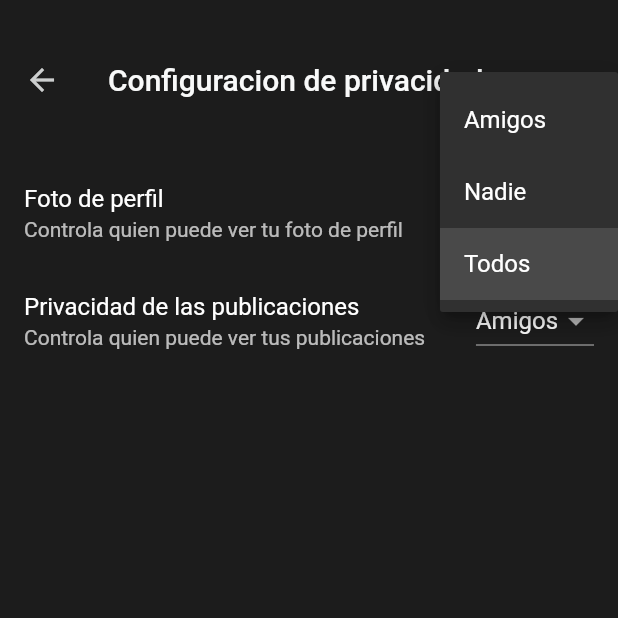
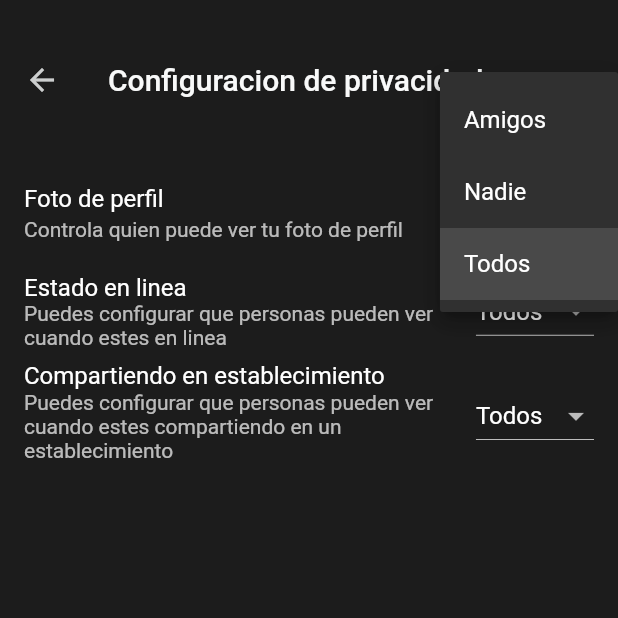
Before and after one commit to jrdeavila/gestion_tareas, a Flutter app: the SettingsPrivacyPage screen opened by its route, after a tap on "Todos", on a phone screen of 412 x 824 dp, the top half of it. Run offline on Flutter 3.47's test engine with Material 2 defaults, Android fonts, the phone set to English and light mode, and no system bars; our stand-ins replace audioplayers, cached_network_image, cloud_firestore, dio, firebase_auth, firebase_core and 11 more; missing offline and left inert: firebase_app_check; accounts and stored records are empty.

Commit message:
Agregar configuracion de privacidad en indicadores

```diff
--- a/music_concept_app/lib/pages/settings/controllers/privacy_ctrl.dart
+++ b/music_concept_app/lib/pages/settings/controllers/privacy_ctrl.dart
@@ -18,13 +18,34 @@ class PrivacyCtrl extends GetxController {
   void onReady() {
     super.onReady();
     ever(_profileAvatarVisibility, _onChangeProfileAvatarVisibility);
+    ever(_profileStatusVisibility, _onChangeProfileStatusVisibility);
+    ever(
+      _profileBusinessStatusVisibility,
+      _onChangeProfileBusinessStatusVisibility,
+    );
     _fetchProfileAvatarVisibility();
+    _fetchProfileStatusVisibility();
+    _fetchProfileBusinessStatusVisibility();
   }
 
   // --------------------------------------------------------------------------
 
   void _onChangeProfileAvatarVisibility(SettingsPrivacyView? value) {
     UserAccountService.changeProfileAvatarVisibility(
+      accountRef: "users/${_authApp.currentUser!.uid}",
+      value: value!,
+    );
+  }
+
+  void _onChangeProfileStatusVisibility(SettingsPrivacyView? value) {
+    UserAccountService.changeProfileStatusVisibility(
+      accountRef: "users/${_authApp.currentUser!.uid}",
+      value: value!,
+    );
+  }
+
+  void _onChangeProfileBusinessStatusVisibility(SettingsPrivacyView? value) {
+    UserAccountService.changeProfileBusinessStatusVisibility(
       accountRef: "users/${_authApp.currentUser!.uid}",
       value: value!,
     );
@@ -37,9 +58,29 @@ class PrivacyCtrl extends GetxController {
     _profileAvatarVisibility.value = value;
   }
 
+  Future<void> _fetchProfileStatusVisibility() async {
+    final value = await UserAccountService.getProfileStatusVisibility(
+      "users/${_authApp.currentUser!.uid}",
+    );
+    _profileStatusVisibility.value = value;
+  }
+
+  Future<void> _fetchProfileBusinessStatusVisibility() async {
+    final value = await UserAccountService.getProfileBusinessStatusVisibility(
+      "users/${_authApp.currentUser!.uid}",
+    );
+    _profileBusinessStatusVisibility.value = value;
+  }
+
   // --------------------------------------------------------------------------
 
   final Rx<SettingsPrivacyView?> _profileAvatarVisibility =
+      Rx<SettingsPrivacyView?>(null);
+
+  final Rx<SettingsPrivacyView?> _profileStatusVisibility =
+      Rx<SettingsPrivacyView?>(null);
+
+  final Rx<SettingsPrivacyView?> _profileBusinessStatusVisibility =
       Rx<SettingsPrivacyView?>(null);
 
   // --------------------------------------------------------------------------
@@ -47,11 +88,25 @@ class PrivacyCtrl extends GetxController {
   SettingsPrivacyView? get profileAvatarVisibility =>
       _profileAvatarVisibility.value;
 
+  SettingsPrivacyView? get profileStatusVisibility =>
+      _profileStatusVisibility.value;
+
+  SettingsPrivacyView? get profileBusinessStatusVisibility =>
+      _profileBusinessStatusVisibility.value;
+
   // --------------------------------------------------------------------------
 
   void changeProfileAvatarVisibility(SettingsPrivacyView? value) {
     _profileAvatarVisibility.value = value;
   }
 
+  void changeProfileStatusVisibility(SettingsPrivacyView? value) {
+    _profileStatusVisibility.value = value;
+  }
+
+  void changeProfileBusinessStatusVisibility(SettingsPrivacyView? p0) {
+    _profileBusinessStatusVisibility.value = p0;
+  }
+
   // --------------------------------------------------------------------------
 }
--- a/music_concept_app/lib/pages/settings/pages/settings_privacy_page.dart
+++ b/music_concept_app/lib/pages/settings/pages/settings_privacy_page.dart
@@ -28,15 +28,30 @@ class SettingsPrivacyPage extends StatelessWidget {
                   )),
             ),
             ListTile(
-              title: const Text("Privacidad de las publicaciones"),
+              title: const Text("Estado en linea"),
               subtitle: const Text(
-                "Controla quien puede ver tus publicaciones",
+                "Puedes configurar que personas pueden ver cuando estes en linea",
               ),
-              trailing: DropdownPrivacyView(
-                value: SettingsPrivacyView.friends,
-                onChange: (p0) {},
-              ),
+              trailing: Obx(() => DropdownPrivacyView(
+                    value: controller.profileStatusVisibility,
+                    onChange: (p0) {
+                      controller.changeProfileStatusVisibility(p0);
+                    },
+                  )),
             ),
+            ListTile(
+                title: const Text("Compartiendo en establecimiento"),
+                subtitle: const Text(
+                  "Puedes configurar que personas pueden ver cuando estes compartiendo en un establecimiento",
+                ),
+                trailing: Obx(
+                  () => DropdownPrivacyView(
+                    value: controller.profileBusinessStatusVisibility,
+                    onChange: (p0) {
+                      controller.changeProfileBusinessStatusVisibility(p0);
+                    },
+                  ),
+                )),
           ],
         ));
   }
--- a/music_concept_app/lib/services/user_account.dart
+++ b/music_concept_app/lib/services/user_account.dart
@@ -217,6 +217,34 @@ abstract class UserAccountService {
       "maritalStatus": value,
     });
   }
+
+  static Future<SettingsPrivacyView> getProfileStatusVisibility(
+      String accountRef) {
+    return FirebaseFirestore.instance.doc(accountRef).get().then(
+        (value) => privacyFromValue(value.data()!["profileStatusVisibility"]));
+  }
+
+  static Future<void> changeProfileStatusVisibility(
+      {required String accountRef, required SettingsPrivacyView value}) {
+    return FirebaseFirestore.instance.doc(accountRef).update({
+      "profileStatusVisibility": privacyViewValue(value),
+    });
+  }
+
+  static Future<SettingsPrivacyView> getProfileBusinessStatusVisibility(
+      String accountRef) {
+    return FirebaseFirestore.instance.doc(accountRef).get().then(
+          (value) => privacyFromValue(
+              value.data()!["profileBusinessStatusVisibility"]),
+        );
+  }
+
+  static Future<void> changeProfileBusinessStatusVisibility(
+      {required String accountRef, required SettingsPrivacyView value}) {
+    return FirebaseFirestore.instance.doc(accountRef).update({
+      "profileBusinessStatusVisibility": privacyViewValue(value),
+    });
+  }
 }
 
 enum UserAccountType {
```
Also changed, not shown: music_concept_app/lib/pages/home/widgets/post_item.dart (+13 -3 lines), music_concept_app/lib/pages/home/widgets/profile_view.dart (+16 -6 lines).
